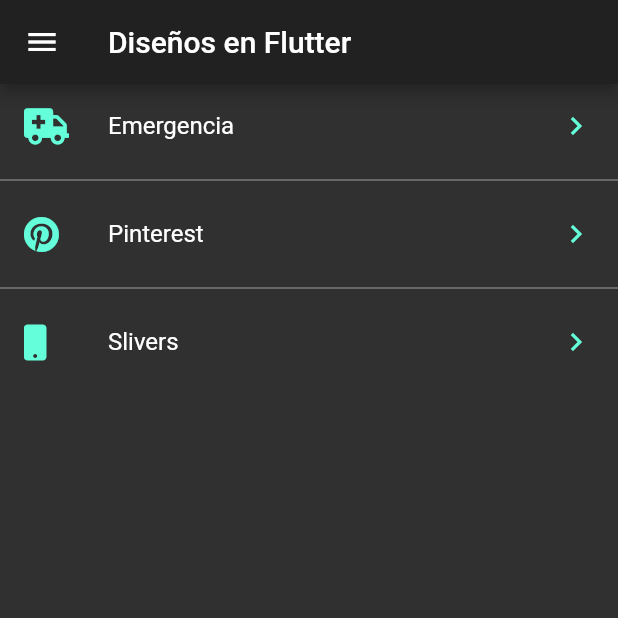
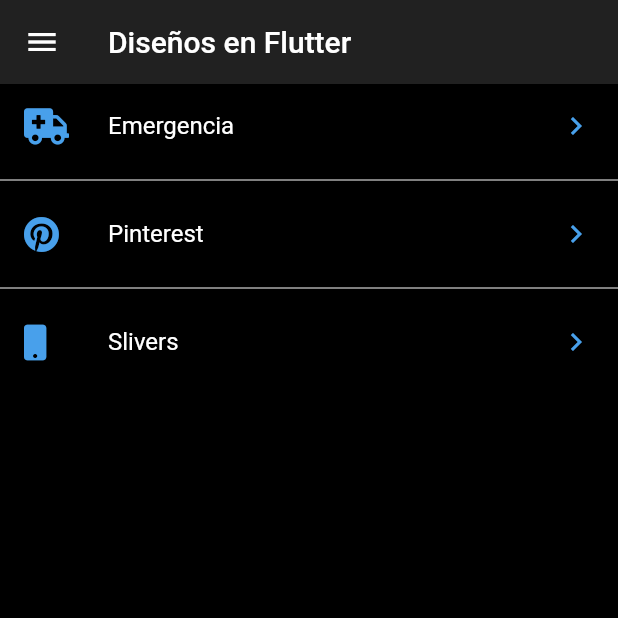
Before and after one commit to edrick27/Pinterest_layout, a Flutter app: the screen it shows after launch, on a phone screen of 412 x 824 dp, the top half of it. Run offline on Flutter 3.47's test engine with Material 2 defaults, Android fonts, the phone set to English and light mode, and no system bars; our stand-ins replace animate_do, font_awesome_flutter.

Commit message:
cambios para personalizar el modo oscuro

```diff
--- a/lib/src/themes/theme_changer.dart
+++ b/lib/src/themes/theme_changer.dart
@@ -12,13 +12,20 @@ class ThemeChanger with ChangeNotifier {
         _currentTheme = ThemeData.light();
         break;
 
-      case 2: //light
+      case 2: //dark
         _darkTheme = true;
         _customTheme = false;
-        _currentTheme = ThemeData.dark();
+        _currentTheme = ThemeData.dark().copyWith(
+          accentColor: Color(0xff48A0EB),
+          primaryColorLight: Colors.white,
+          scaffoldBackgroundColor: Color(0xFF000000),
+          textTheme: TextTheme(
+            body1: TextStyle( color: Colors.white )
+          )
+        );
         break;
 
-      case 3: //light
+      case 3: //custom
         _darkTheme = false;
         _customTheme = true;
         break;
```
